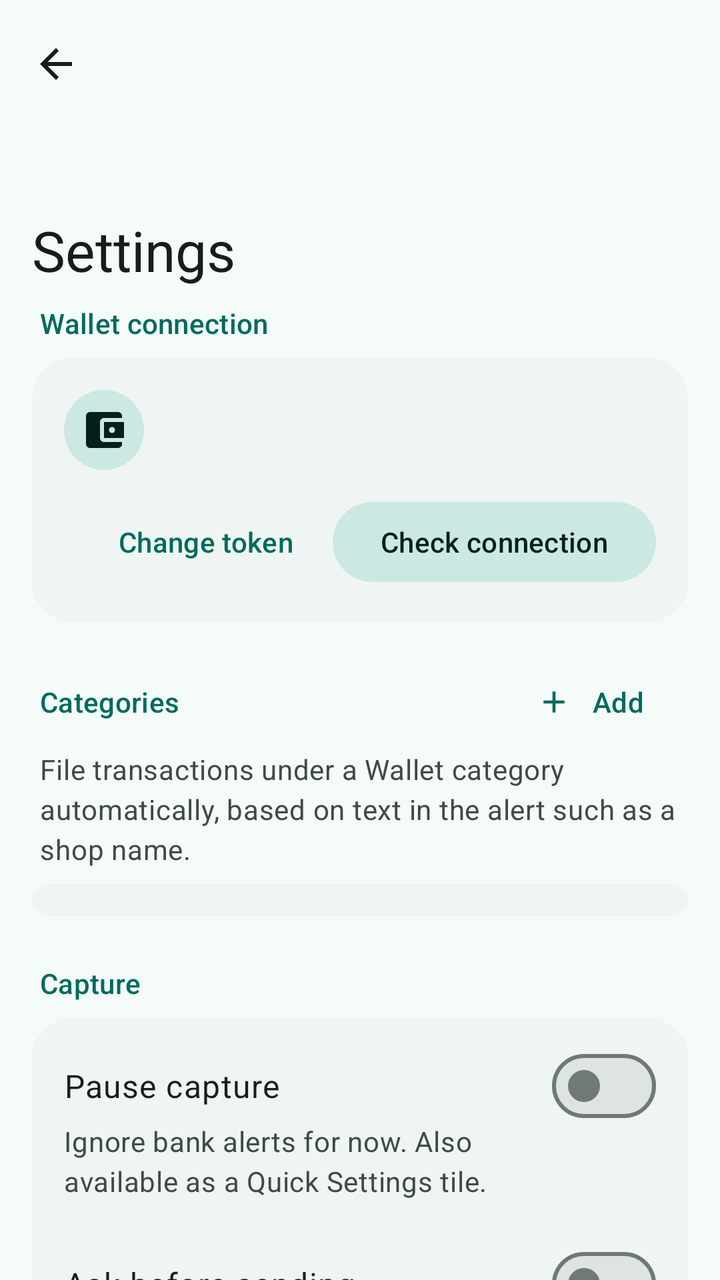
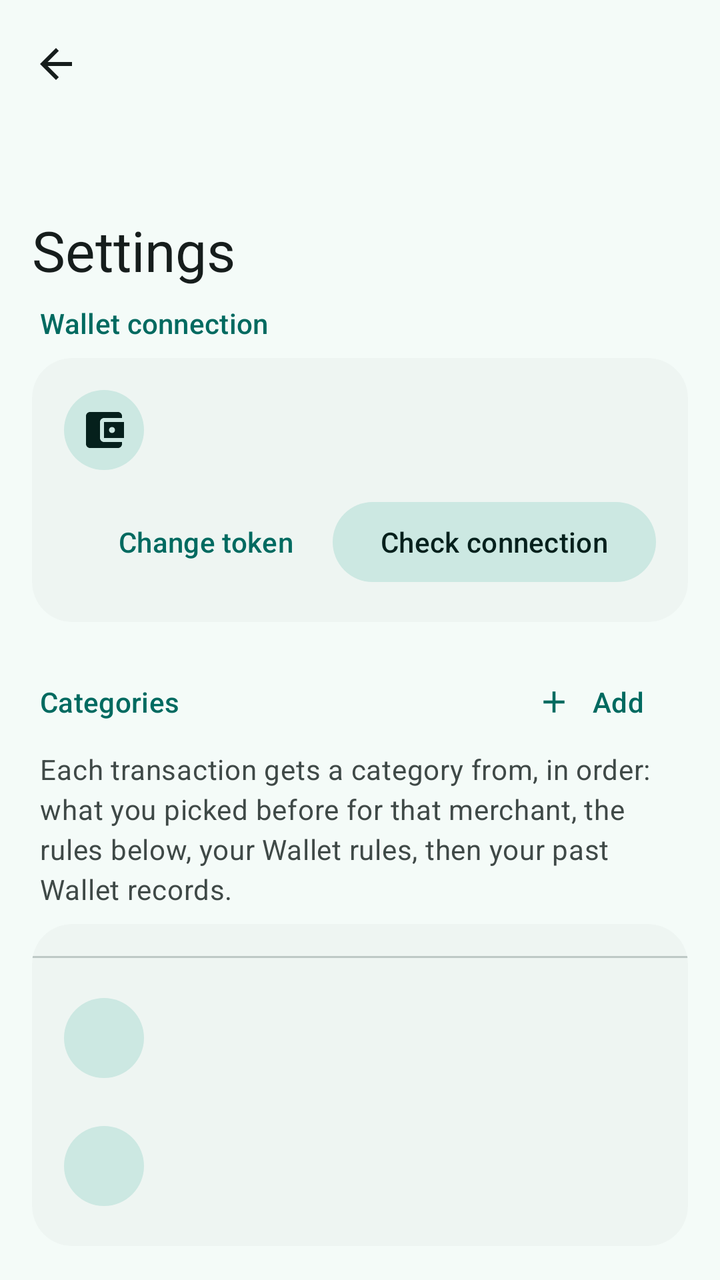

Compare the two renders of this Android layout. The source of the first and the diff that turns it into the second are given below.
<!-- AndroidManifest.xml: application theme Theme.BankSync -->
<!-- res/layout/activity_settings.xml -->
<?xml version="1.0" encoding="utf-8"?>
<androidx.coordinatorlayout.widget.CoordinatorLayout xmlns:android="http://schemas.android.com/apk/res/android"
    xmlns:app="http://schemas.android.com/apk/res-auto"
    android:id="@+id/root"
    android:layout_width="match_parent"
    android:layout_height="match_parent"
    android:fitsSystemWindows="true">

    <com.google.android.material.appbar.AppBarLayout
        android:layout_width="match_parent"
        android:layout_height="wrap_content"
        android:fitsSystemWindows="true">

        <com.google.android.material.appbar.CollapsingToolbarLayout
            style="?attr/collapsingToolbarLayoutLargeStyle"
            android:layout_width="match_parent"
            android:layout_height="?attr/collapsingToolbarLayoutLargeSize"
            app:layout_scrollFlags="scroll|exitUntilCollapsed|snap"
            app:title="Settings">

            <com.google.android.material.appbar.MaterialToolbar
                android:id="@+id/toolbar"
                android:layout_width="match_parent"
                android:layout_height="?attr/actionBarSize"
                android:elevation="0dp"
                app:layout_collapseMode="pin"
                app:navigationContentDescription="Back"
                app:navigationIcon="@drawable/ic_back"
                app:navigationIconTint="?attr/colorOnSurface" />
        </com.google.android.material.appbar.CollapsingToolbarLayout>
    </com.google.android.material.appbar.AppBarLayout>

    <androidx.core.widget.NestedScrollView
        android:id="@+id/scroll"
        android:layout_width="match_parent"
        android:layout_height="match_parent"
        android:clipToPadding="false"
        android:paddingBottom="24dp"
        app:layout_behavior="@string/appbar_scrolling_view_behavior">

        <LinearLayout
            android:layout_width="match_parent"
            android:layout_height="wrap_content"
            android:orientation="vertical"
            android:paddingStart="16dp"
            android:paddingEnd="16dp">

            
            <TextView
                style="@style/Widget.BankSync.SectionTitle"
                android:layout_marginTop="0dp"
                android:text="Wallet connection" />

            <com.google.android.material.card.MaterialCardView
                android:layout_width="match_parent"
                android:layout_height="wrap_content">

                <LinearLayout
                    android:layout_width="match_parent"
                    android:layout_height="wrap_content"
                    android:orientation="vertical"
                    android:padding="16dp">

                    <LinearLayout
                        android:layout_width="match_parent"
                        android:layout_height="wrap_content"
                        android:gravity="center_vertical"
                        android:orientation="horizontal">

                        <ImageView
                            android:id="@+id/tokenIcon"
                            style="@style/Widget.BankSync.RowIcon"
                            android:src="@drawable/ic_wallet" />

                        <TextView
                            android:id="@+id/tokenStatus"
                            android:layout_width="0dp"
                            android:layout_height="wrap_content"
                            android:layout_marginStart="16dp"
                            android:layout_weight="1"
                            android:textAppearance="?attr/textAppearanceBodyLarge" />
                    </LinearLayout>

                    
                    <LinearLayout
                        android:id="@+id/tokenEdit"
                        android:layout_width="match_parent"
                        android:layout_height="wrap_content"
                        android:orientation="vertical"
                        android:visibility="gone">

                        <com.google.android.material.textfield.TextInputLayout
                            android:id="@+id/tokenLayout"
                            style="@style/Widget.BankSync.Field"
                            android:layout_marginTop="16dp"
                            android:hint="API token"
                            app:endIconMode="password_toggle">

                            <com.google.android.material.textfield.TextInputEditText
                                android:id="@+id/tokenInput"
                                android:layout_width="match_parent"
                                android:layout_height="wrap_content"
                                android:inputType="textPassword" />
                        </com.google.android.material.textfield.TextInputLayout>

                        <TextView
                            android:id="@+id/tokenHelp"
                            android:layout_width="match_parent"
                            android:layout_height="wrap_content"
                            android:layout_marginTop="4dp"
                            android:textAppearance="?attr/textAppearanceBodySmall"
                            android:textColor="?attr/colorOnSurfaceVariant" />
                    </LinearLayout>

                    <LinearLayout
                        android:layout_width="match_parent"
                        android:layout_height="wrap_content"
                        android:layout_marginTop="12dp"
                        android:gravity="end"
                        android:orientation="horizontal">

                        <Button
                            android:id="@+id/tokenChange"
                            style="@style/Widget.Material3.Button.TextButton"
                            android:layout_width="wrap_content"
                            android:layout_height="wrap_content"
                            android:text="Change token" />

                        <Button
                            android:id="@+id/tokenCheck"
                            style="@style/Widget.Material3.Button.TonalButton"
                            android:layout_width="wrap_content"
                            android:layout_height="wrap_content"
                            android:layout_marginStart="8dp"
                            android:text="Check connection" />
                    </LinearLayout>
                </LinearLayout>
            </com.google.android.material.card.MaterialCardView>

            
            <LinearLayout
                android:layout_width="match_parent"
                android:layout_height="wrap_content"
                android:layout_marginTop="16dp"
                android:gravity="center_vertical"
                android:orientation="horizontal">

                <TextView
                    style="@style/Widget.BankSync.SectionTitle"
                    android:layout_width="0dp"
                    android:layout_marginTop="0dp"
                    android:layout_marginBottom="0dp"
                    android:layout_weight="1"
                    android:text="Categories" />

                <com.google.android.material.button.MaterialButton
                    android:id="@+id/addCategoryButton"
                    style="@style/Widget.Material3.Button.TextButton.Icon"
                    android:layout_width="wrap_content"
                    android:layout_height="wrap_content"
                    android:text="Add"
                    app:icon="@drawable/ic_add" />
            </LinearLayout>

            <TextView
                android:layout_width="match_parent"
                android:layout_height="wrap_content"
                android:layout_marginBottom="8dp"
                android:paddingStart="4dp"
                android:paddingEnd="4dp"
                android:text="File transactions under a Wallet category automatically, based on text in the alert such as a shop name."
                android:textAppearance="?attr/textAppearanceBodyMedium"
                android:textColor="?attr/colorOnSurfaceVariant" />

            <com.google.android.material.card.MaterialCardView
                android:layout_width="match_parent"
                android:layout_height="wrap_content">

                <LinearLayout
                    android:id="@+id/categoriesList"
                    android:layout_width="match_parent"
                    android:layout_height="wrap_content"
                    android:orientation="vertical"
                    android:paddingTop="8dp"
                    android:paddingBottom="8dp" />
            </com.google.android.material.card.MaterialCardView>

            
            <TextView
                style="@style/Widget.BankSync.SectionTitle"
                android:text="Capture" />

            <com.google.android.material.card.MaterialCardView
                android:layout_width="match_parent"
                android:layout_height="wrap_content">

                <LinearLayout
                    android:layout_width="match_parent"
                    android:layout_height="wrap_content"
                    android:orientation="vertical"
                    android:paddingStart="16dp"
                    android:paddingTop="4dp"
                    android:paddingEnd="16dp"
                    android:paddingBottom="16dp">

                    <com.google.android.material.materialswitch.MaterialSwitch
                        android:id="@+id/pausedSwitch"
                        style="@style/Widget.BankSync.SettingSwitch"
                        android:text="Pause capture" />

                    <TextView
                        style="@style/Widget.BankSync.SettingHint"
                        android:text="Ignore bank alerts for now. Also available as a Quick Settings tile." />

                    <com.google.android.material.materialswitch.MaterialSwitch
                        android:id="@+id/reviewSwitch"
                        style="@style/Widget.BankSync.SettingSwitch"
                        android:text="Ask before sending" />

                    <TextView
                        style="@style/Widget.BankSync.SettingHint"
                        android:text="Each transaction waits for you to tap Send in a notification." />

                    <com.google.android.material.textfield.TextInputLayout
                        style="@style/Widget.BankSync.Field"
                        android:hint="Ignore alerts containing"
                        app:helperText="Comma-separated words, for example OTP, promo">

                        <com.google.android.material.textfield.TextInputEditText
                            android:id="@+id/ignoreInput"
                            android:layout_width="match_parent"
                            android:layout_height="wrap_content"
                            android:inputType="textNoSuggestions" />
                    </com.google.android.material.textfield.TextInputLayout>

                    <com.google.android.material.textfield.TextInputLayout
                        style="@style/Widget.BankSync.Field"
                        android:hint="Catch-up window (hours)"
                        app:helperText="How far back &quot;Scan for missed alerts&quot; looks">

                        <com.google.android.material.textfield.TextInputEditText
                            android:id="@+id/catchUpInput"
                            android:layout_width="match_parent"
                            android:layout_height="wrap_content"
                            android:inputType="number" />
                    </com.google.android.material.textfield.TextInputLayout>
                </LinearLayout>
            </com.google.android.material.card.MaterialCardView>

            
            <TextView
                style="@style/Widget.BankSync.SectionTitle"
                android:text="Uploads" />

            <com.google.android.material.card.MaterialCardView
                android:layout_width="match_parent"
                android:layout_height="wrap_content">

                <LinearLayout
                    android:layout_width="match_parent"
                    android:layout_height="wrap_content"
                    android:orientation="vertical"
                    android:paddingStart="16dp"
                    android:paddingTop="4dp"
                    android:paddingEnd="16dp"
                    android:paddingBottom="16dp">

                    <com.google.android.material.materialswitch.MaterialSwitch
                        android:id="@+id/retrySwitch"
                        style="@style/Widget.BankSync.SettingSwitch"
                        android:text="Retry automatically" />

                    <TextView
                        style="@style/Widget.BankSync.SettingHint"
                        android:text="Keep trying when you're offline or Wallet is down. Off: a failed upload waits for you to retry it." />

                    <com.google.android.material.materialswitch.MaterialSwitch
                        android:id="@+id/wifiSwitch"
                        style="@style/Widget.BankSync.SettingSwitch"
                        android:text="Wi-Fi only" />

                    <TextView
                        style="@style/Widget.BankSync.SettingHint"
                        android:text="Hold transactions until you're on Wi-Fi." />

                    <com.google.android.material.materialswitch.MaterialSwitch
                        android:id="@+id/skipExistingSwitch"
                        style="@style/Widget.BankSync.SettingSwitch"
                        android:text="Skip money Wallet already has" />

                    <TextView
                        style="@style/Widget.BankSync.SettingHint"
                        android:text="Avoids counting a transfer twice when you recorded it in Wallet yourself." />

                    <com.google.android.material.textfield.TextInputLayout
                        style="@style/Widget.BankSync.Field"
                        android:hint="Batch delay (minutes)"
                        app:helperText="Longer saves battery: bursts go out as one request">

                        <com.google.android.material.textfield.TextInputEditText
                            android:id="@+id/delayInput"
                            android:layout_width="match_parent"
                            android:layout_height="wrap_content"
                            android:inputType="number" />
                    </com.google.android.material.textfield.TextInputLayout>

                    <com.google.android.material.textfield.TextInputLayout
                        style="@style/Widget.BankSync.Field"
                        android:hint="Give up after (attempts)">

                        <com.google.android.material.textfield.TextInputEditText
                            android:id="@+id/attemptsInput"
                            android:layout_width="match_parent"
                            android:layout_height="wrap_content"
                            android:inputType="number" />
                    </com.google.android.material.textfield.TextInputLayout>
                </LinearLayout>
            </com.google.android.material.card.MaterialCardView>

            
            <TextView
                style="@style/Widget.BankSync.SectionTitle"
                android:text="Records in Wallet" />

            <com.google.android.material.card.MaterialCardView
                android:layout_width="match_parent"
                android:layout_height="wrap_content">

                <LinearLayout
                    android:layout_width="match_parent"
                    android:layout_height="wrap_content"
                    android:orientation="vertical"
                    android:paddingStart="16dp"
                    android:paddingTop="4dp"
                    android:paddingEnd="16dp"
                    android:paddingBottom="4dp">

                    <com.google.android.material.materialswitch.MaterialSwitch
                        android:id="@+id/noteSwitch"
                        style="@style/Widget.BankSync.SettingSwitch"
                        android:text="Add the alert text as a note" />

                    <TextView
                        style="@style/Widget.BankSync.SettingHint"
                        android:text="Handy for checking later, but the full alert text is sent to Wallet." />

                    <com.google.android.material.materialswitch.MaterialSwitch
                        android:id="@+id/unclearedSwitch"
                        style="@style/Widget.BankSync.SettingSwitch"
                        android:text="Mark as uncleared" />

                    <TextView
                        style="@style/Widget.BankSync.SettingHint"
                        android:text="So you can tick them off against your statement." />
                </LinearLayout>
            </com.google.android.material.card.MaterialCardView>

            
            <TextView
                style="@style/Widget.BankSync.SectionTitle"
                android:text="Alerts and privacy" />

            <com.google.android.material.card.MaterialCardView
                android:layout_width="match_parent"
                android:layout_height="wrap_content">

                <LinearLayout
                    android:layout_width="match_parent"
                    android:layout_height="wrap_content"
                    android:orientation="vertical"
                    android:paddingStart="16dp"
                    android:paddingTop="4dp"
                    android:paddingEnd="16dp"
                    android:paddingBottom="16dp">

                    <com.google.android.material.materialswitch.MaterialSwitch
                        android:id="@+id/alertsSwitch"
                        style="@style/Widget.BankSync.SettingSwitch"
                        android:text="Tell me when something needs attention" />

                    <TextView
                        style="@style/Widget.BankSync.SettingHint"
                        android:text="A notification when Wallet rejects the token or a transaction can't be sent." />

                    <com.google.android.material.materialswitch.MaterialSwitch
                        android:id="@+id/lockSwitch"
                        style="@style/Widget.BankSync.SettingSwitch"
                        android:text="Lock the app" />

                    <TextView
                        style="@style/Widget.BankSync.SettingHint"
                        android:text="Ask for your screen lock when opening the app." />

                    <com.google.android.material.textfield.TextInputLayout
                        style="@style/Widget.BankSync.Field"
                        android:hint="Keep history (days)"
                        app:helperText="Sent and not-understood alerts are deleted from this phone after this">

                        <com.google.android.material.textfield.TextInputEditText
                            android:id="@+id/keepInput"
                            android:layout_width="match_parent"
                            android:layout_height="wrap_content"
                            android:inputType="number" />
                    </com.google.android.material.textfield.TextInputLayout>
                </LinearLayout>
            </com.google.android.material.card.MaterialCardView>

            
            <TextView
                style="@style/Widget.BankSync.SectionTitle"
                android:text="Phone settings" />

            <com.google.android.material.card.MaterialCardView
                android:layout_width="match_parent"
                android:layout_height="wrap_content">

                <LinearLayout
                    android:layout_width="match_parent"
                    android:layout_height="wrap_content"
                    android:orientation="vertical"
                    android:paddingTop="8dp"
                    android:paddingBottom="8dp">

                    <include
                        android:id="@+id/accessRow"
                        layout="@layout/item_link" />

                    <include
                        android:id="@+id/batteryRow"
                        layout="@layout/item_link" />
                </LinearLayout>
            </com.google.android.material.card.MaterialCardView>
        </LinearLayout>
    </androidx.core.widget.NestedScrollView>
</androidx.coordinatorlayout.widget.CoordinatorLayout>
<!-- res/layout/item_link.xml (included above) -->
<?xml version="1.0" encoding="utf-8"?>
<LinearLayout xmlns:android="http://schemas.android.com/apk/res/android"
    android:layout_width="match_parent"
    android:layout_height="wrap_content"
    android:background="?attr/selectableItemBackground"
    android:gravity="center_vertical"
    android:minHeight="64dp"
    android:orientation="horizontal"
    android:paddingStart="16dp"
    android:paddingTop="8dp"
    android:paddingEnd="16dp"
    android:paddingBottom="8dp">

    <ImageView
        android:id="@+id/linkIcon"
        style="@style/Widget.BankSync.RowIcon" />

    <LinearLayout
        android:layout_width="0dp"
        android:layout_height="wrap_content"
        android:layout_marginStart="16dp"
        android:layout_weight="1"
        android:orientation="vertical">

        <TextView
            android:id="@+id/linkTitle"
            android:layout_width="match_parent"
            android:layout_height="wrap_content"
            android:textAppearance="?attr/textAppearanceBodyLarge" />

        <TextView
            android:id="@+id/linkText"
            android:layout_width="match_parent"
            android:layout_height="wrap_content"
            android:textAppearance="?attr/textAppearanceBodyMedium"
            android:textColor="?attr/colorOnSurfaceVariant" />
    </LinearLayout>
</LinearLayout>
<!-- resources referenced by this layout -->
<resources>
  <!-- drawable ic_add (drawable) -->
  <?xml version="1.0" encoding="utf-8"?>
  <vector xmlns:android="http://schemas.android.com/apk/res/android"
      android:width="24dp"
      android:height="24dp"
      android:viewportWidth="24"
      android:viewportHeight="24">
      <path android:fillColor="#FF000000" android:pathData="M19,13h-6v6h-2v-6H5v-2h6V5h2v6h6v2z" />
  </vector>
  <!-- drawable ic_back (drawable) -->
  <?xml version="1.0" encoding="utf-8"?>
  <vector xmlns:android="http://schemas.android.com/apk/res/android"
      android:width="24dp"
      android:height="24dp"
      android:viewportWidth="24"
      android:viewportHeight="24">
      <path android:fillColor="#FF000000" android:pathData="M20,11H7.83l5.59,-5.59L12,4l-8,8 8,8 1.41,-1.41L7.83,13H20v-2z" />
  </vector>
  <style name="Widget.BankSync.Field" parent="Widget.Material3.TextInputLayout.OutlinedBox">
          <item name="android:layout_width">match_parent</item>
          <item name="android:layout_height">wrap_content</item>
          <item name="android:layout_marginTop">12dp</item>
      </style>
  <style name="Widget.BankSync.RowIcon" parent="">
          <item name="android:layout_width">40dp</item>
          <item name="android:layout_height">40dp</item>
          <item name="android:padding">8dp</item>
          <item name="android:background">@drawable/bg_circle</item>
          <item name="android:backgroundTint">?attr/colorSecondaryContainer</item>
          <item name="tint">?attr/colorOnSecondaryContainer</item>
          <item name="android:importantForAccessibility">no</item>
      </style>
  <style name="Widget.BankSync.SectionTitle" parent="">
          <item name="android:layout_width">match_parent</item>
          <item name="android:layout_height">wrap_content</item>
          <item name="android:layout_marginTop">24dp</item>
          <item name="android:layout_marginBottom">8dp</item>
          <item name="android:paddingStart">4dp</item>
          <item name="android:textAppearance">?attr/textAppearanceTitleSmall</item>
          <item name="android:textColor">?attr/colorPrimary</item>
      </style>
  <style name="Widget.BankSync.SettingHint" parent="">
          <item name="android:layout_width">match_parent</item>
          <item name="android:layout_height">wrap_content</item>
          <item name="android:layout_marginEnd">64dp</item>
          <item name="android:paddingBottom">12dp</item>
          <item name="android:textAppearance">?attr/textAppearanceBodyMedium</item>
          <item name="android:textColor">?attr/colorOnSurfaceVariant</item>
      </style>
  <style name="Widget.BankSync.SettingSwitch" parent="Widget.Material3.CompoundButton.MaterialSwitch">
          <item name="android:layout_width">match_parent</item>
          <item name="android:layout_height">wrap_content</item>
          <item name="android:paddingTop">12dp</item>
          <item name="android:textAppearance">?attr/textAppearanceBodyLarge</item>
      </style>
  <!-- drawable bg_circle (drawable) -->
  <?xml version="1.0" encoding="utf-8"?>
  <shape xmlns:android="http://schemas.android.com/apk/res/android" android:shape="oval">
      <solid android:color="#FFFFFFFF" />
  </shape>
  <style name="Widget.BankSync.Card" parent="Widget.Material3.CardView.Filled">
          <item name="cardBackgroundColor">?attr/colorSurfaceContainerLow</item>
          <item name="shapeAppearance">@style/ShapeAppearance.BankSync.Large</item>
      </style>
  <style name="ShapeAppearance.BankSync.Large" parent="ShapeAppearance.Material3.Corner.Large">
          <item name="cornerSize">20dp</item>
      </style>
  <style name="ShapeAppearance.BankSync.ExtraLarge" parent="ShapeAppearance.Material3.Corner.ExtraLarge">
          <item name="cornerSize">28dp</item>
      </style>
  <!-- unchanged entries left out for length: 2 -->
</resources>

<!-- the commit's change to res/layout/activity_settings.xml (unified diff, before → after) -->
@@ -168,7 +168,7 @@
                 android:layout_marginBottom="8dp"
                 android:paddingStart="4dp"
                 android:paddingEnd="4dp"
-                android:text="File transactions under a Wallet category automatically, based on text in the alert such as a shop name."
+                android:text="Each transaction gets a category from, in order: what you picked before for that merchant, the rules below, your Wallet rules, then your past Wallet records."
                 android:textAppearance="?attr/textAppearanceBodyMedium"
                 android:textColor="?attr/colorOnSurfaceVariant" />
 
@@ -177,12 +177,32 @@
                 android:layout_height="wrap_content">
 
                 <LinearLayout
-                    android:id="@+id/categoriesList"
                     android:layout_width="match_parent"
                     android:layout_height="wrap_content"
                     android:orientation="vertical"
                     android:paddingTop="8dp"
-                    android:paddingBottom="8dp" />
+                    android:paddingBottom="8dp">
+
+                    <LinearLayout
+                        android:id="@+id/categoriesList"
+                        android:layout_width="match_parent"
+                        android:layout_height="wrap_content"
+                        android:orientation="vertical" />
+
+                    <com.google.android.material.divider.MaterialDivider
+                        android:layout_width="match_parent"
+                        android:layout_height="wrap_content"
+                        android:layout_marginTop="8dp"
+                        android:layout_marginBottom="8dp" />
+
+                    <include
+                        android:id="@+id/walletDataRow"
+                        layout="@layout/item_link" />
+
+                    <include
+                        android:id="@+id/memoryRow"
+                        layout="@layout/item_link" />
+                </LinearLayout>
             </com.google.android.material.card.MaterialCardView>
 
             
